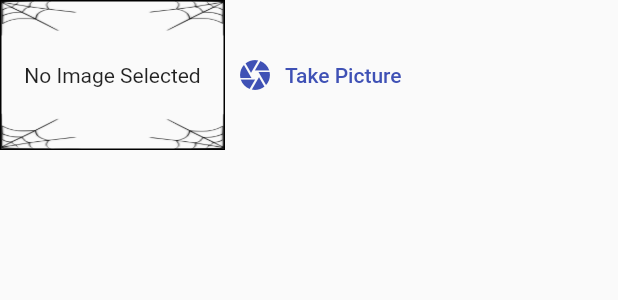
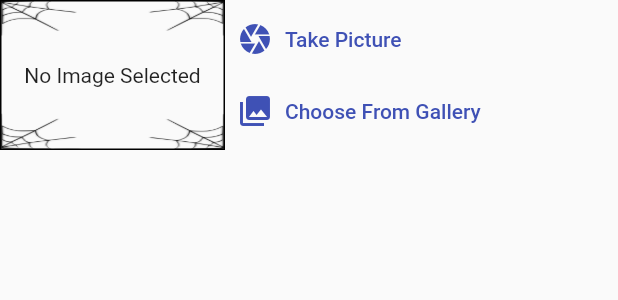
Before and after one commit to daviditco4/great-places-app, a Flutter app: the ImagePicker widget shown alone on an empty page, opened directly with empty values, after a tap on "Take Picture", on a phone screen of 412 x 824 dp. Shown: the top 300 px of the screen. Run offline on Flutter 3.47's test engine with Material 2 defaults, Android fonts, the phone set to English and light mode, and no system bars; our stand-ins replace image_picker.

Commit message:
Finish image picker widget

```diff
--- a/lib/widgets/other/image_picker.dart
+++ b/lib/widgets/other/image_picker.dart
@@ -1,16 +1,28 @@
 import 'dart:io';
 
 import 'package:flutter/material.dart';
+import 'package:image_picker/image_picker.dart' as picker;
 
 class ImagePicker extends StatefulWidget {
-  const ImagePicker({required this.paddingValue});
-  final double paddingValue;
+  const ImagePicker({required this.pickImgCallback, required this.paddingVal});
+  final void Function(File) pickImgCallback;
+  final double paddingVal;
   @override
   _ImagePickerState createState() => _ImagePickerState();
 }
 
 class _ImagePickerState extends State<ImagePicker> {
-  File? _img;
+  File? _image;
+
+  Future<void> _pickImage({required picker.ImageSource source}) async {
+    final imagePicker = picker.ImagePicker();
+    final image = await imagePicker.pickImage(source: source, maxWidth: 1080.0);
+
+    if (image != null) {
+      setState(() => _image = File(image.path));
+      widget.pickImgCallback(_image!);
+    }
+  }
 
   @override
   Widget build(BuildContext context) {
@@ -30,19 +42,29 @@ class _ImagePickerState extends State<ImagePicker> {
                   fit: BoxFit.fill,
                 ),
               ),
-              alignment: _img != null ? null : Alignment.center,
-              child: _img == null
+              alignment: _image != null ? null : Alignment.center,
+              child: _image == null
                   ? const Text('No Image Selected', textAlign: TextAlign.center)
-                  : Image.file(_img!,
-                      width: double.infinity, fit: BoxFit.contain),
+                  : Image.file(_image!, fit: BoxFit.contain),
             ),
           ),
         ),
-        SizedBox(width: widget.paddingValue),
-        TextButton.icon(
-          icon: const Icon(Icons.camera),
-          label: const Text('Take Picture'),
-          onPressed: () {},
+        SizedBox(width: widget.paddingVal),
+        Column(
+          mainAxisSize: MainAxisSize.min,
+          crossAxisAlignment: CrossAxisAlignment.start,
+          children: [
+            TextButton.icon(
+              icon: const Icon(Icons.camera),
+              label: const Text('Take Picture'),
+              onPressed: () => _pickImage(source: picker.ImageSource.camera),
+            ),
+            TextButton.icon(
+              icon: const Icon(Icons.photo_library),
+              label: const Text('Choose From Gallery'),
+              onPressed: () => _pickImage(source: picker.ImageSource.gallery),
+            ),
+          ],
         ),
       ],
     );
```
